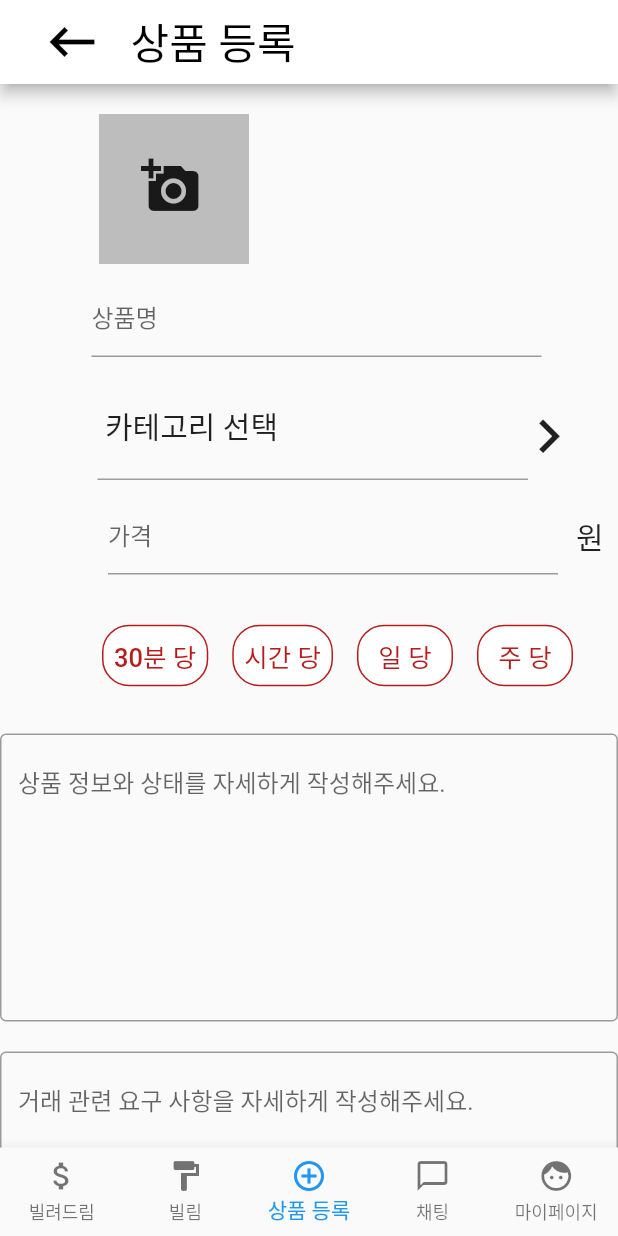
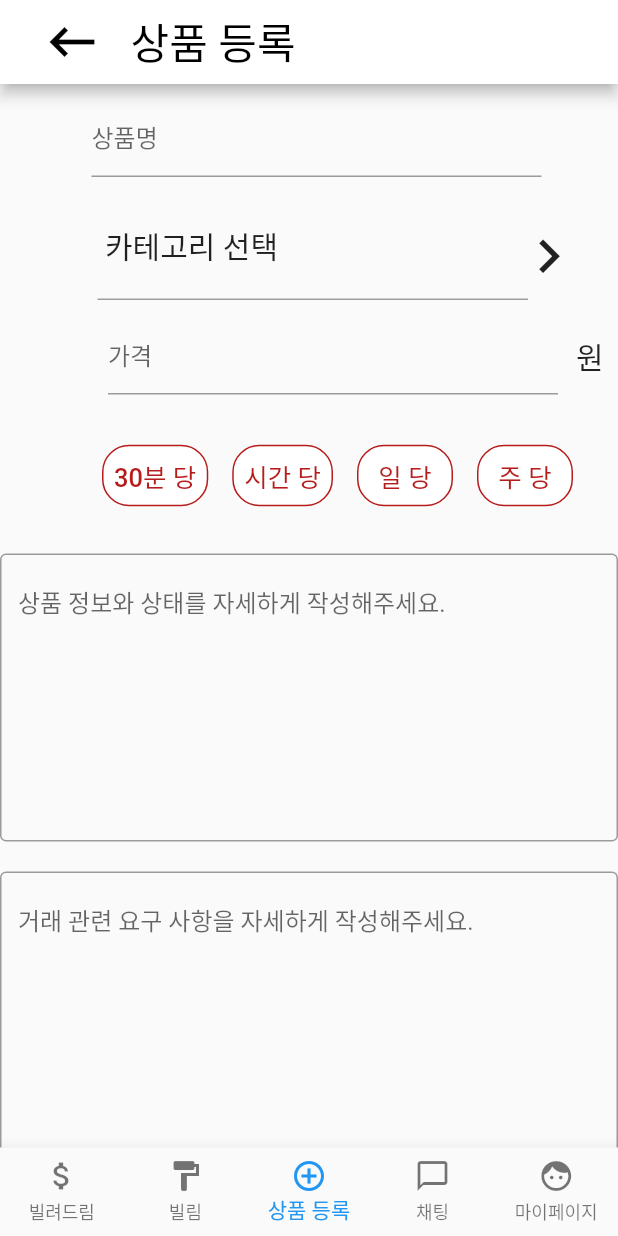
Before and after one commit to SRCdevvv/BillRun, a Flutter app: the screen it shows after launch, item 3 of the bottom bar chosen, on a phone screen of 412 x 824 dp. Run offline on Flutter 3.47's test engine with Material 2 defaults, Android fonts, the phone set to English and light mode, and no system bars; our stand-ins replace carousel_slider, image_picker.

Commit message:
simple_connect

```diff
--- /dev/null
+++ b/bilrun/lib/api_function/practice.dart
@@ -0,0 +1,45 @@
+import 'package:flutter/material.dart';
+import 'package:http/http.dart' as http;
+import 'dart:convert';
+
+void main() => runApp(MyApp());
+
+class MyApp extends StatelessWidget {
+  @override
+  Widget build(BuildContext context) {
+    return HttpApp();
+  }
+}
+
+class HttpApp extends StatefulWidget {
+  @override
+  _HttpAppState createState() => _HttpAppState();
+}
+
+class _HttpAppState extends State<HttpApp> {
+  String result ='';
+  @override
+  Widget build(BuildContext context) {
+    return MaterialApp(
+      home : Scaffold(
+        appBar: null,
+        body: Center(
+          child: Text('$result'),
+        ),
+        floatingActionButton: FloatingActionButton(
+          onPressed: () async{
+            var url = Uri.parse("http://ec2-35-175-245-21.compute-1.amazonaws.com:8000/api/product_list");
+
+            var response = await http.get(url);
+            setState(() {
+              result =  response.body;
+            });
+          },
+          child: Icon(Icons.file_download),
+        ),
+      ),
+
+
+    );
+  }
+}
--- a/bilrun/lib/screens/product_register/camera_image_picker.dart
+++ b/bilrun/lib/screens/product_register/camera_image_picker.dart
@@ -1,5 +1,7 @@
 import 'package:flutter/material.dart';
-
+import 'dart:io';
+import 'package:image_picker/image_picker.dart';
+import 'dart:async';
 
 class CameraImagePicker extends StatefulWidget {
   @override
@@ -9,29 +11,6 @@ class CameraImagePicker extends StatefulWidget {
 class _CameraImagePickerState extends State<CameraImagePicker> {
   @override
   Widget build(BuildContext context) {
-    return  Padding(
-        padding: const EdgeInsets.fromLTRB(20, 20, 200, 0),
-    child: Stack(
-
-    children:<Widget> [
-    Container(
-
-    width:100,
-    height: 100,
-    color: Colors.grey[400],
-    ),
-    Padding(
-    padding: const EdgeInsets.fromLTRB(20, 20, 00, 10),
-    child: IconButton(icon: Icon(Icons.add_a_photo),
-    onPressed: (){},
-    //_optionDialogBox, color: Colors.white,
-    iconSize: 40,
-    ),
-    ),
-      ],
-    ),
-
-
-    );
+    return Container();
   }
 }
```
Also changed, not shown: bilrun/pubspec.lock, 5 other files.
